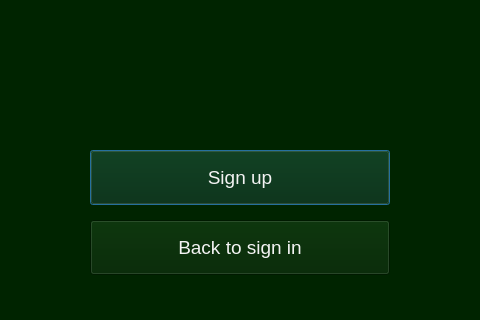
Skripkon/App-for-learning-English-LANGOD, file WindowsGraphics/SignUpWindow.ui: the form before one commit; both pictures show x 360 to 840 and y 480 to 800 of the 1200 by 800 pixel window.
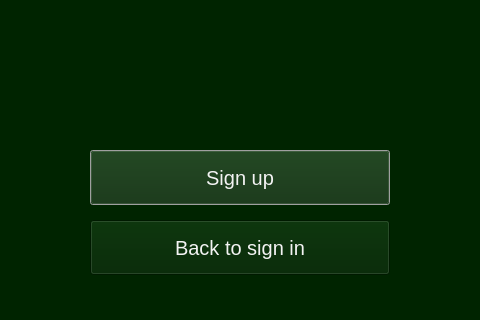
The form after the commit.

Diff of the .ui file:
```diff
--- a/WindowsGraphics/SignUpWindow.ui
+++ b/WindowsGraphics/SignUpWindow.ui
@@ -122,8 +122,10 @@
    </property>
    <property name="styleSheet">
     <string notr="true">color:rgb(255, 0, 255);
-font-size:14pt; 
-color:rgb(243, 243, 243);</string>
+font-size:15pt; 
+color:rgb(243, 243, 243);
+selection-background-color: rgb(255, 255, 255);
+</string>
    </property>
    <property name="text">
     <string>Sign up</string>
@@ -176,8 +178,10 @@
    </property>
    <property name="styleSheet">
     <string notr="true">color:rgb(255, 0, 255);
-font-size:14pt; 
-color:rgb(243, 243, 243);</string>
+font-size:15pt; 
+color:rgb(243, 243, 243);
+selection-background-color: rgb(255, 255, 255);
+</string>
    </property>
    <property name="text">
     <string>Back to sign in</string>
```
